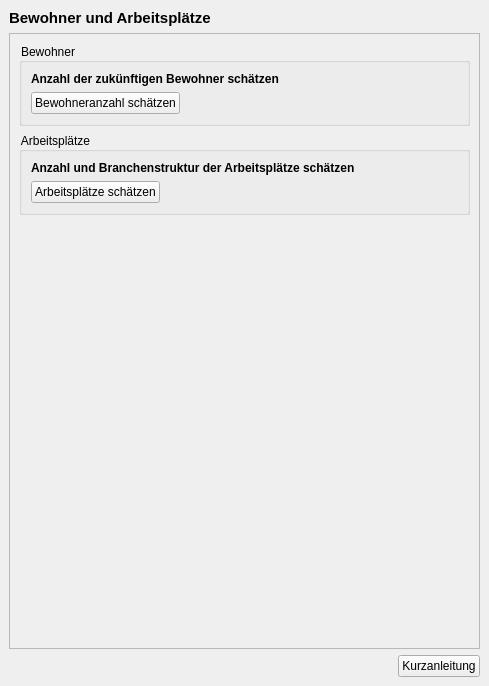
Qt form projektchecktools/ui/ProjektCheck_dockwidget_analysis_01-BA.ui (projektcheck/ProjektCheck-QGIS) before a commit.
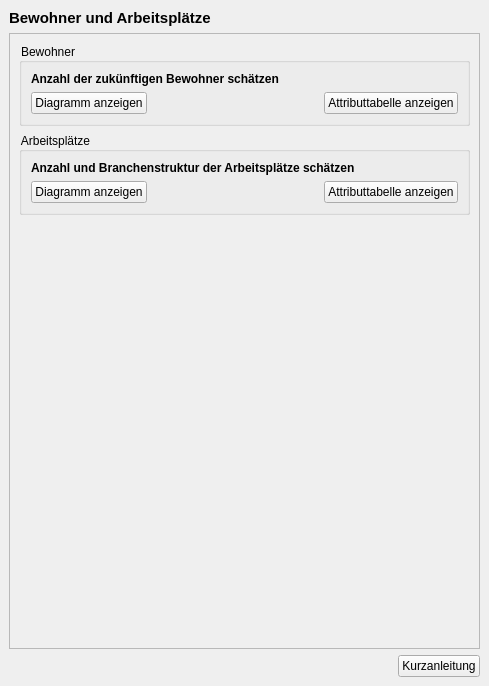
The same form after that commit. Icons and pictures are not drawn. Custom widgets are drawn as their Qt base class.

Commit message: jobs/inhabitants - possibility to show data tables; expand layers

What changed in the file:
```diff
--- a/projektchecktools/ui/ProjektCheck_dockwidget_analysis_01-BA.ui
+++ b/projektchecktools/ui/ProjektCheck_dockwidget_analysis_01-BA.ui
@@ -131,7 +131,7 @@
                 <enum>Qt::LeftToRight</enum>
                </property>
                <property name="text">
-                <string>Bewohneranzahl schätzen</string>
+                <string>Diagramm anzeigen</string>
                </property>
                <property name="icon">
                 <iconset>
@@ -152,6 +152,13 @@
                </property>
               </spacer>
              </item>
+             <item>
+              <widget class="QPushButton" name="inhabitants_table_button">
+               <property name="text">
+                <string>Attributtabelle anzeigen</string>
+               </property>
+              </widget>
+             </item>
             </layout>
            </item>
           </layout>
@@ -196,7 +203,7 @@
                 <enum>Qt::LeftToRight</enum>
                </property>
                <property name="text">
-                <string>Arbeitsplätze schätzen</string>
+                <string>Diagramm anzeigen</string>
                </property>
                <property name="icon">
                 <iconset>
@@ -220,6 +227,13 @@
                </property>
               </spacer>
              </item>
+             <item>
+              <widget class="QPushButton" name="jobs_table_button">
+               <property name="text">
+                <string>Attributtabelle anzeigen</string>
+               </property>
+              </widget>
+             </item>
             </layout>
            </item>
           </layout>
```
The commit also changes 5 other files.
